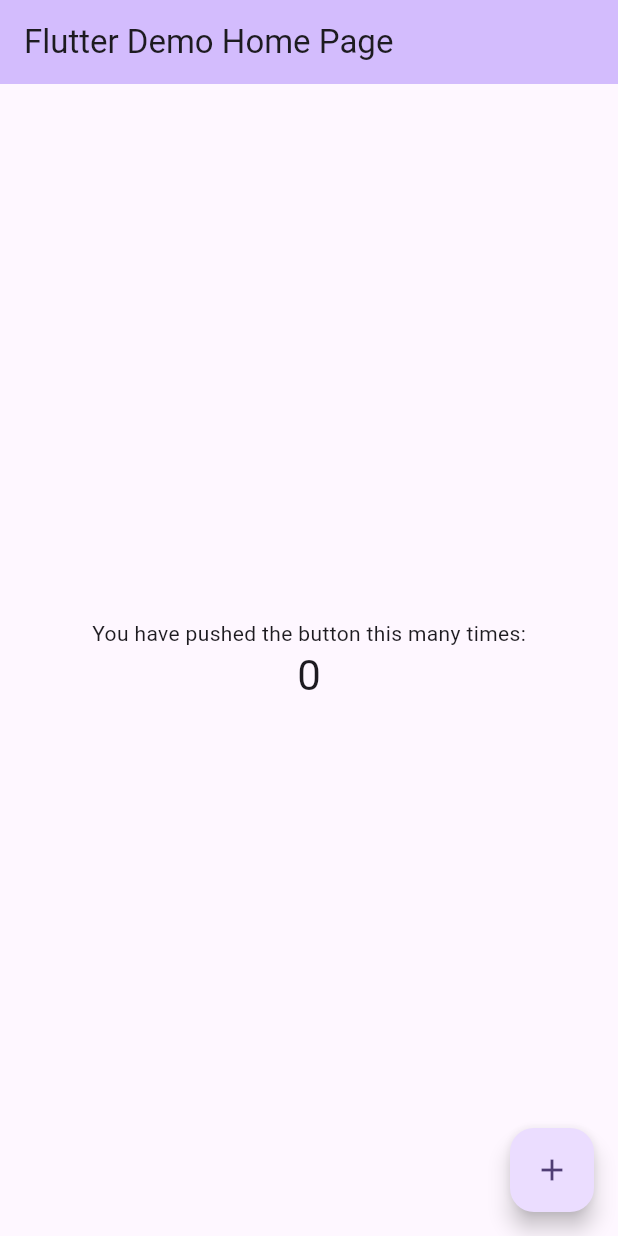
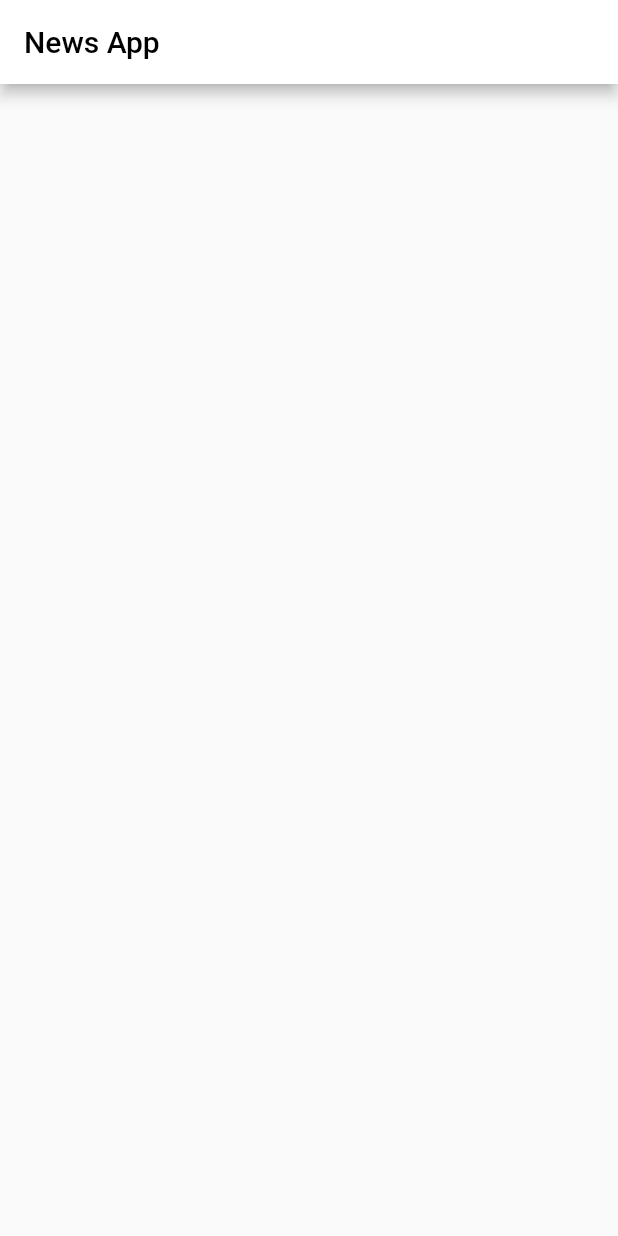
Before and after one commit to BillyWithFlutter/binusexam, a Flutter app: the screen it shows after launch, on a phone screen of 412 x 824 dp. Run offline on Flutter 3.47's test engine with Material 2 defaults, Android fonts, the phone set to English and light mode, and no system bars.

Commit message:
remove some of command

```diff
--- a/lib/main.dart
+++ b/lib/main.dart
@@ -7,119 +7,33 @@
 class MyApp extends StatelessWidget {
   const MyApp({super.key});
 
-  // This widget is the root of your application.
   @override
   Widget build(BuildContext context) {
-    return MaterialApp(
-      title: 'Flutter Demo',
-      theme: ThemeData(
-        // This is the theme of your application.
-        //
-        // TRY THIS: Try running your application with "flutter run". You'll see
-        // the application has a blue toolbar. Then, without quitting the app,
-        // try changing the seedColor in the colorScheme below to Colors.green
-        // and then invoke "hot reload" (save your changes or press the "hot
-        // reload" button in a Flutter-supported IDE, or press "r" if you used
-        // the command line to start the app).
-        //
-        // Notice that the counter didn't reset back to zero; the application
-        // state is not lost during the reload. To reset the state, use hot
-        // restart instead.
-        //
-        // This works for code too, not just values: Most code changes can be
-        // tested with just a hot reload.
-        colorScheme: ColorScheme.fromSeed(seedColor: Colors.deepPurple),
-        useMaterial3: true,
-      ),
-      home: const MyHomePage(title: 'Flutter Demo Home Page'),
+    return const MaterialApp(
+      home: MyHomePage(),
     );
   }
 }
 
 class MyHomePage extends StatefulWidget {
-  const MyHomePage({super.key, required this.title});
-
-  // This widget is the home page of your application. It is stateful, meaning
-  // that it has a State object (defined below) that contains fields that affect
-  // how it looks.
-
-  // This class is the configuration for the state. It holds the values (in this
-  // case the title) provided by the parent (in this case the App widget) and
-  // used by the build method of the State. Fields in a Widget subclass are
-  // always marked "final".
-
-  final String title;
+  const MyHomePage({super.key});
 
   @override
   State<MyHomePage> createState() => _MyHomePageState();
 }
 
 class _MyHomePageState extends State<MyHomePage> {
-  int _counter = 0;
-
-  void _incrementCounter() {
-    setState(() {
-      // This call to setState tells the Flutter framework that something has
-      // changed in this State, which causes it to rerun the build method below
-      // so that the display can reflect the updated values. If we changed
-      // _counter without calling setState(), then the build method would not be
-      // called again, and so nothing would appear to happen.
-      _counter++;
-    });
-  }
-
   @override
   Widget build(BuildContext context) {
-    // This method is rerun every time setState is called, for instance as done
-    // by the _incrementCounter method above.
-    //
-    // The Flutter framework has been optimized to make rerunning build methods
-    // fast, so that you can just rebuild anything that needs updating rather
-    // than having to individually change instances of widgets.
     return Scaffold(
       appBar: AppBar(
-        // TRY THIS: Try changing the color here to a specific color (to
-        // Colors.amber, perhaps?) and trigger a hot reload to see the AppBar
-        // change color while the other colors stay the same.
-        backgroundColor: Theme.of(context).colorScheme.inversePrimary,
-        // Here we take the value from the MyHomePage object that was created by
-        // the App.build method, and use it to set our appbar title.
-        title: Text(widget.title),
+        centerTitle: false,
+        title: const Text(
+          'News App',
+          style: TextStyle(color: Colors.black),
+        ),
+        backgroundColor: Colors.white,
       ),
-      body: Center(
-        // Center is a layout widget. It takes a single child and positions it
-        // in the middle of the parent.
-        child: Column(
-          // Column is also a layout widget. It takes a list of children and
-          // arranges them vertically. By default, it sizes itself to fit its
-          // children horizontally, and tries to be as tall as its parent.
-          //
-          // Column has various properties to control how it sizes itself and
-          // how it positions its children. Here we use mainAxisAlignment to
-          // center the children vertically; the main axis here is the vertical
-          // axis because Columns are vertical (the cross axis would be
-          // horizontal).
-          //
-          // TRY THIS: Invoke "debug painting" (choose the "Toggle Debug Paint"
-          // action in the IDE, or press "p" in the console), to see the
-          // wireframe for each widget.
-          mainAxisAlignment: MainAxisAlignment.center,
-          children: <Widget>[
-            const Text(
-              'You have pushed the button this many times:',
-            ),
-            Text(
-              '$_counter',
-              style: Theme.of(context).textTheme.headlineMedium,
-            ),
-          ],
-        ),
-      ),
-      floatingActionButton: FloatingActionButton(
-        onPressed: _incrementCounter,
-        tooltip: 'Increment',
-        child: const Icon(Icons.add),
-      ), // This trailing comma makes auto-formatting nicer for build methods.
     );
   }
 }
```
